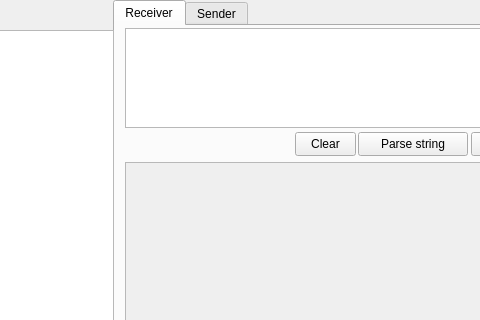
Qt form src/analyzer/gui/analyzer.ui (GreenDayBoy/emu) before a commit; both pictures show x 147 to 627 and y 0 to 320 of the 868 by 898 pixel window.
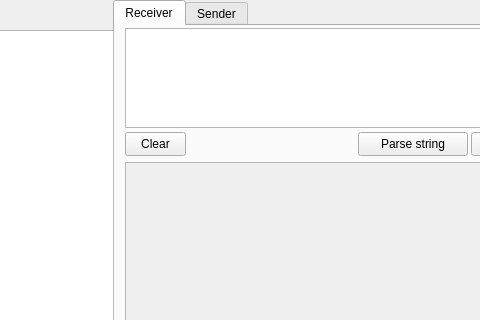
The same form after that commit.

Patch:
```diff
--- a/src/analyzer/gui/analyzer.ui
+++ b/src/analyzer/gui/analyzer.ui
@@ -108,7 +108,7 @@
      <widget class="QPushButton" name="clearReadPayloadFieldsButton">
       <property name="geometry">
        <rect>
-        <x>180</x>
+        <x>10</x>
         <y>106</y>
         <width>61</width>
         <height>24</height>
```
Left out of the diff: 2 changed lines with no effect on the pictures.
